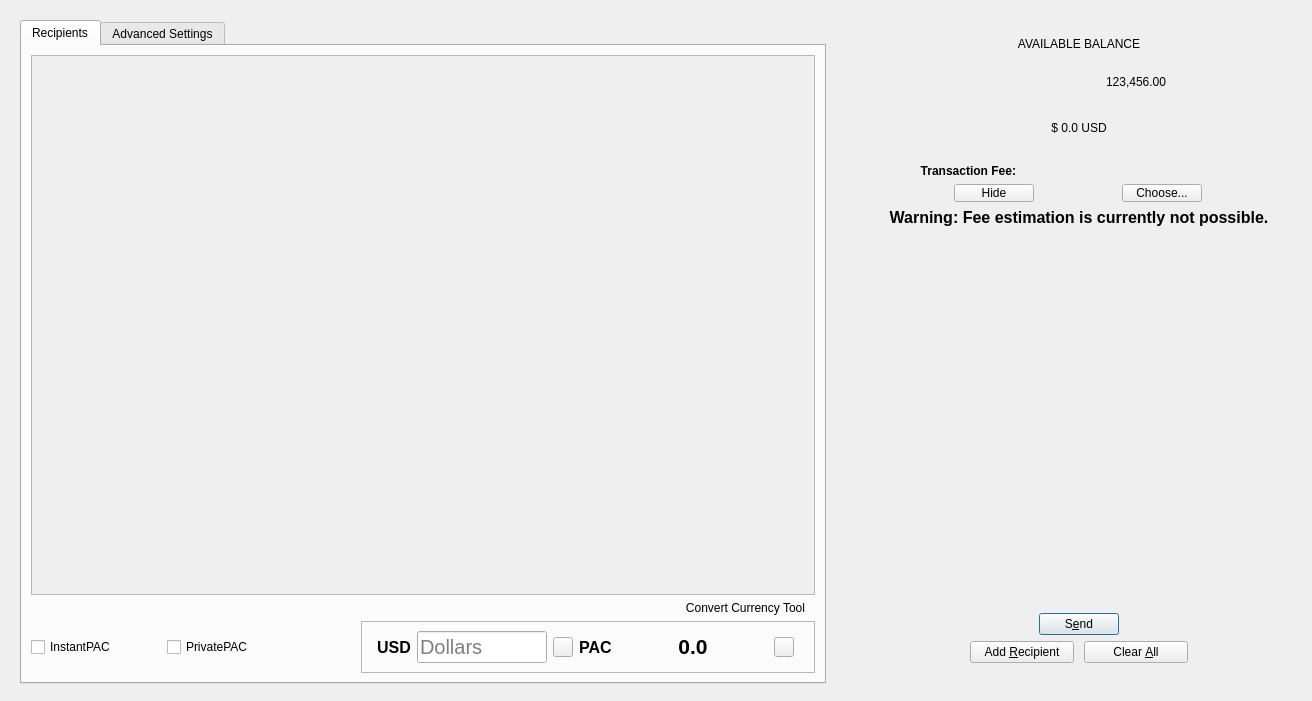
Above: src/qt/forms/sendcoinsdialog.ui from BeatKebit/dash before the change. Below: the same form after it.
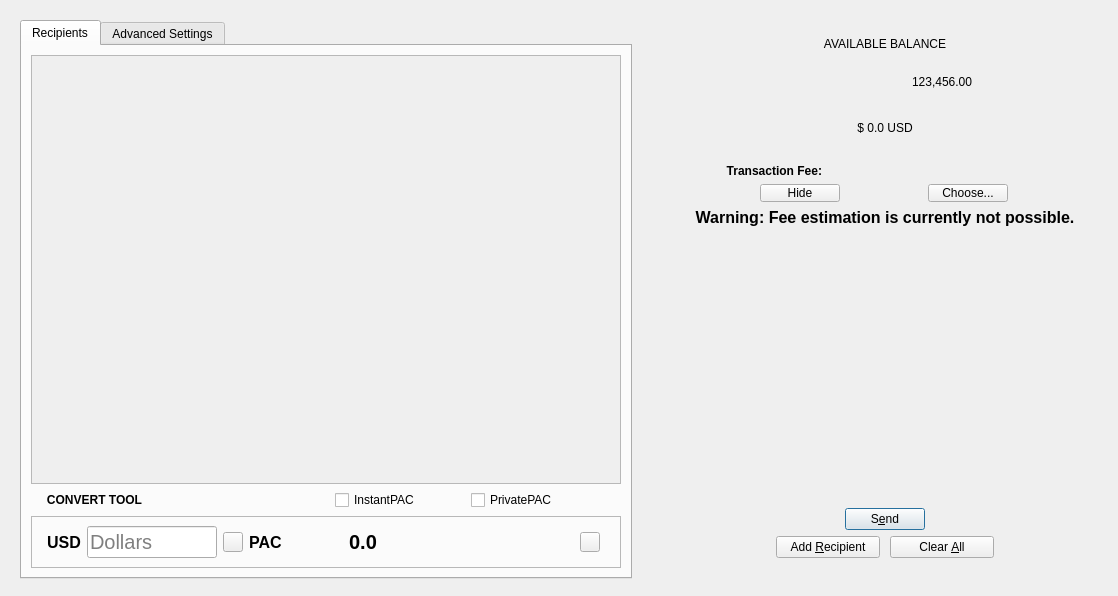
That is the form after the change. Icons and pictures are not drawn. Custom widgets are drawn as their Qt base class.

Commit message:
Proposal of Currency Convert Tool Redesign
in order to fix the compatibility with low resolution displays I have changed the layouts for this tool.

The edit to the form file:
```diff
--- a/src/qt/forms/sendcoinsdialog.ui
+++ b/src/qt/forms/sendcoinsdialog.ui
@@ -6,8 +6,8 @@
    <rect>
     <x>0</x>
     <y>0</y>
-    <width>1312</width>
-    <height>701</height>
+    <width>1118</width>
+    <height>596</height>
    </rect>
   </property>
   <property name="windowTitle">
@@ -66,8 +66,8 @@
                 <rect>
                  <x>0</x>
                  <y>0</y>
-                 <width>784</width>
-                 <height>538</height>
+                 <width>590</width>
+                 <height>427</height>
                 </rect>
                </property>
                <layout class="QVBoxLayout" name="verticalLayout_2" stretch="0,1">
@@ -108,9 +108,33 @@
              </widget>
             </item>
             <item>
+             <layout class="QHBoxLayout" name="horizontalLayout_11">
+              <item>
+               <spacer name="horizontalSpacer_15">
+                <property name="orientation">
+                 <enum>Qt::Horizontal</enum>
+                </property>
+                <property name="sizeType">
+                 <enum>QSizePolicy::Fixed</enum>
+                </property>
+                <property name="sizeHint" stdset="0">
+                 <size>
+                  <width>15</width>
+                  <height>20</height>
+                 </size>
+                </property>
+               </spacer>
+              </item>
+              <item>
              <widget class="QLabel" name="label_2">
+                <property name="font">
+                 <font>
+                  <weight>75</weight>
+                  <bold>true</bold>
+                 </font>
+                </property>
               <property name="text">
-               <string>Convert Currency Tool</string>
+                 <string>CONVERT TOOL</string>
               </property>
               <property name="alignment">
                <set>Qt::AlignRight|Qt::AlignTrailing|Qt::AlignVCenter</set>
@@ -118,13 +142,30 @@
               <property name="wordWrap">
                <bool>false</bool>
               </property>
+                <property name="margin">
+                 <number>0</number>
+                </property>
               <property name="indent">
                <number>10</number>
               </property>
              </widget>
             </item>
             <item>
-             <layout class="QHBoxLayout" name="horizontalLayout_11">
+               <spacer name="horizontalSpacer_5">
+                <property name="orientation">
+                 <enum>Qt::Horizontal</enum>
+                </property>
+                <property name="sizeType">
+                 <enum>QSizePolicy::Expanding</enum>
+                </property>
+                <property name="sizeHint" stdset="0">
+                 <size>
+                  <width>40</width>
+                  <height>20</height>
+                 </size>
+                </property>
+               </spacer>
+              </item>
               <item>
                <widget class="QCheckBox" name="checkUseInstantSend">
                 <property name="enabled">
@@ -181,21 +222,7 @@
                 </property>
                </widget>
               </item>
-              <item>
-               <spacer name="horizontalSpacer_5">
-                <property name="orientation">
-                 <enum>Qt::Horizontal</enum>
-                </property>
-                <property name="sizeType">
-                 <enum>QSizePolicy::Expanding</enum>
-                </property>
-                <property name="sizeHint" stdset="0">
-                 <size>
-                  <width>40</width>
-                  <height>20</height>
-                 </size>
-                </property>
-               </spacer>
+             </layout>
               </item>
               <item>
                <widget class="QFrame" name="convertCurrencyFrame">
@@ -211,6 +238,12 @@
                   <height>0</height>
                  </size>
                 </property>
+              <property name="maximumSize">
+               <size>
+                <width>16777215</width>
+                <height>16777215</height>
+               </size>
+              </property>
                 <property name="toolTip">
                  <string>This is a currency convertor tool. It will give you an idea of the value of your PAC to usd. It could not be the exact value.</string>
                 </property>
@@ -249,7 +282,7 @@
                  <item>
                   <widget class="QLabel" name="CurrencyToConvert">
                    <property name="sizePolicy">
-                    <sizepolicy hsizetype="Expanding" vsizetype="Preferred">
+                  <sizepolicy hsizetype="Fixed" vsizetype="Preferred">
                      <horstretch>0</horstretch>
                      <verstretch>0</verstretch>
                     </sizepolicy>
@@ -342,7 +375,7 @@
                  <item>
                   <widget class="QLabel" name="iconLabelConvertedCurrency">
                    <property name="sizePolicy">
-                    <sizepolicy hsizetype="Expanding" vsizetype="Preferred">
+                  <sizepolicy hsizetype="Fixed" vsizetype="Preferred">
                      <horstretch>0</horstretch>
                      <verstretch>0</verstretch>
                     </sizepolicy>
@@ -399,7 +432,7 @@
                  <item>
                   <widget class="QLabel" name="labelConvertion">
                    <property name="sizePolicy">
-                    <sizepolicy hsizetype="Fixed" vsizetype="Preferred">
+                  <sizepolicy hsizetype="Expanding" vsizetype="Preferred">
                      <horstretch>0</horstretch>
                      <verstretch>0</verstretch>
                     </sizepolicy>
@@ -412,13 +445,13 @@
                    </property>
                    <property name="maximumSize">
                     <size>
-                     <width>150</width>
+                   <width>16777215</width>
                      <height>16777215</height>
                     </size>
                    </property>
                    <property name="font">
                     <font>
-                     <pointsize>16</pointsize>
+                   <pointsize>15</pointsize>
                      <weight>75</weight>
                      <bold>true</bold>
                     </font>
@@ -434,6 +467,38 @@
                    </property>
                   </widget>
                  </item>
+               <item>
+                <spacer name="horizontalSpacer_19">
+                 <property name="orientation">
+                  <enum>Qt::Horizontal</enum>
+                 </property>
+                 <property name="sizeType">
+                  <enum>QSizePolicy::Expanding</enum>
+                 </property>
+                 <property name="sizeHint" stdset="0">
+                  <size>
+                   <width>40</width>
+                   <height>20</height>
+                  </size>
+                 </property>
+                </spacer>
+               </item>
+               <item>
+                <spacer name="horizontalSpacer_17">
+                 <property name="orientation">
+                  <enum>Qt::Horizontal</enum>
+                 </property>
+                 <property name="sizeType">
+                  <enum>QSizePolicy::Expanding</enum>
+                 </property>
+                 <property name="sizeHint" stdset="0">
+                  <size>
+                   <width>40</width>
+                   <height>20</height>
+                  </size>
+                 </property>
+                </spacer>
+               </item>
                  <item>
                   <widget class="QPushButton" name="copyPacs">
                    <property name="sizePolicy">
@@ -482,8 +547,6 @@
                </widget>
               </item>
              </layout>
-            </item>
-           </layout>
           </widget>
           <widget class="QWidget" name="tabWidgetPage2">
            <attribute name="title">
```
Left out of the diff: 5 changed lines with no effect on the pictures. Lines whose indentation alone changed are shown as unchanged. The commit also changes 1 other file.
